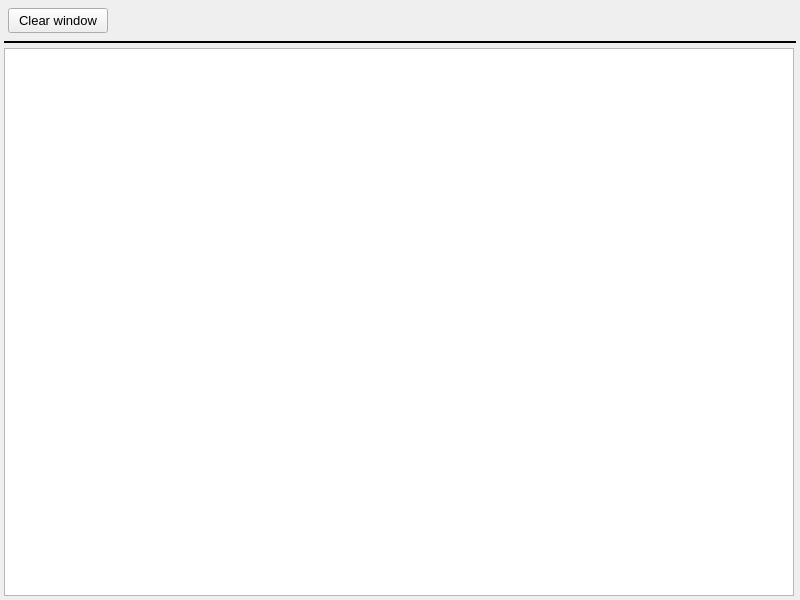
Before: the Qt Designer form mw4/gui/widgets/message.ui in mworion/MountWizzard4, drawn with Qt 5.
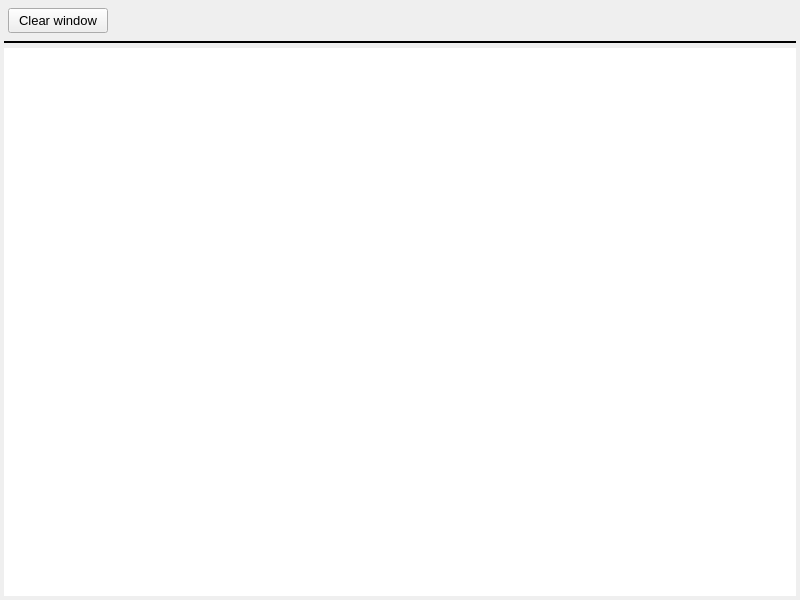
After: the same form once the commit is applied.

```diff
--- a/mw4/gui/widgets/message.ui
+++ b/mw4/gui/widgets/message.ui
@@ -42,13 +42,14 @@
   </property>
   <property name="font">
    <font>
+    <family>Arial</family>
     <pointsize>10</pointsize>
    </font>
   </property>
   <property name="windowTitle">
    <string>Messages</string>
   </property>
-  <layout class="QVBoxLayout" name="verticalLayout" stretch="0,0,1">
+  <layout class="QVBoxLayout" name="verticalLayout" stretch="0,0,0">
    <property name="spacing">
     <number>4</number>
    </property>
@@ -85,7 +86,7 @@
       <widget class="QPushButton" name="clear">
        <property name="minimumSize">
         <size>
-         <width>80</width>
+         <width>100</width>
          <height>25</height>
         </size>
        </property>
@@ -101,7 +102,17 @@
       </widget>
      </item>
      <item>
-      <widget class="QWidget" name="widget" native="true"/>
+      <spacer name="horizontalSpacer">
+       <property name="orientation">
+        <enum>Qt::Horizontal</enum>
+       </property>
+       <property name="sizeHint" stdset="0">
+        <size>
+         <width>40</width>
+         <height>20</height>
+        </size>
+       </property>
+      </spacer>
      </item>
     </layout>
    </item>
@@ -122,80 +133,101 @@
     </widget>
    </item>
    <item>
-    <widget class="QTextBrowser" name="message">
-     <property name="sizePolicy">
-      <sizepolicy hsizetype="Preferred" vsizetype="Preferred">
-       <horstretch>0</horstretch>
-       <verstretch>0</verstretch>
-      </sizepolicy>
-     </property>
-     <property name="minimumSize">
-      <size>
-       <width>790</width>
-       <height>190</height>
-      </size>
-     </property>
-     <property name="maximumSize">
-      <size>
-       <width>790</width>
-       <height>1190</height>
-      </size>
-     </property>
-     <property name="sizeIncrement">
-      <size>
-       <width>10</width>
-       <height>10</height>
-      </size>
-     </property>
-     <property name="baseSize">
-      <size>
-       <width>10</width>
-       <height>10</height>
-      </size>
-     </property>
+    <widget class="QTableWidget" name="messageTable">
      <property name="font">
       <font>
+       <family>Arial</family>
        <pointsize>10</pointsize>
        <bold>false</bold>
       </font>
      </property>
-     <property name="acceptDrops">
-      <bool>false</bool>
-     </property>
      <property name="toolTip">
-      <string>Error Messages from Tool</string>
+      <string>&lt;html&gt;&lt;head/&gt;&lt;body&gt;&lt;p&gt;Messages&lt;/p&gt;&lt;/body&gt;&lt;/html&gt;</string>
      </property>
-     <property name="locale">
-      <locale language="English" country="UnitedStates"/>
+     <property name="frameShape">
+      <enum>QFrame::NoFrame</enum>
      </property>
-     <property name="frameShadow">
-      <enum>QFrame::Plain</enum>
+     <property name="lineWidth">
+      <number>0</number>
      </property>
-     <property name="sizeAdjustPolicy">
-      <enum>QAbstractScrollArea::AdjustToContents</enum>
+     <property name="editTriggers">
+      <set>QAbstractItemView::NoEditTriggers</set>
      </property>
-     <property name="html">
-      <string notr="true">&lt;!DOCTYPE HTML PUBLIC &quot;-//W3C//DTD HTML 4.0//EN&quot; &quot;http://www.w3.org/TR/REC-html40/strict.dtd&quot;&gt;
-&lt;html&gt;&lt;head&gt;&lt;meta name=&quot;qrichtext&quot; content=&quot;1&quot; /&gt;&lt;meta charset=&quot;utf-8&quot; /&gt;&lt;style type=&quot;text/css&quot;&gt;
-p, li { white-space: pre-wrap; }
-&lt;/style&gt;&lt;/head&gt;&lt;body style=&quot; font-family:'Courier New'; font-size:10pt; font-weight:400; font-style:normal;&quot;&gt;
-&lt;p style=&quot;-qt-paragraph-type:empty; margin-top:0px; margin-bottom:0px; margin-left:0px; margin-right:0px; -qt-block-indent:0; text-indent:0px; font-family:'Arial'; font-weight:600;&quot;&gt;&lt;br /&gt;&lt;/p&gt;&lt;/body&gt;&lt;/html&gt;</string>
+     <property name="tabKeyNavigation">
+      <bool>false</bool>
      </property>
-     <property name="acceptRichText">
+     <property name="showDropIndicator" stdset="0">
       <bool>false</bool>
      </property>
-     <property name="textInteractionFlags">
-      <set>Qt::NoTextInteraction</set>
+     <property name="dragDropOverwriteMode">
+      <bool>false</bool>
      </property>
-     <property name="placeholderText">
-      <string notr="true"/>
+     <property name="alternatingRowColors">
+      <bool>false</bool>
      </property>
-     <property name="searchPaths">
-      <stringlist notr="true"/>
+     <property name="selectionMode">
+      <enum>QAbstractItemView::NoSelection</enum>
      </property>
-     <property name="openLinks">
+     <property name="selectionBehavior">
+      <enum>QAbstractItemView::SelectRows</enum>
+     </property>
+     <property name="showGrid">
       <bool>false</bool>
      </property>
+     <property name="gridStyle">
+      <enum>Qt::DotLine</enum>
+     </property>
+     <property name="sortingEnabled">
+      <bool>false</bool>
+     </property>
+     <property name="wordWrap">
+      <bool>true</bool>
+     </property>
+     <property name="cornerButtonEnabled">
+      <bool>false</bool>
+     </property>
+     <property name="columnCount">
+      <number>0</number>
+     </property>
+     <attribute name="horizontalHeaderCascadingSectionResizes">
+      <bool>true</bool>
+     </attribute>
+     <attribute name="horizontalHeaderMinimumSectionSize">
+      <number>5</number>
+     </attribute>
+     <attribute name="horizontalHeaderDefaultSectionSize">
+      <number>80</number>
+     </attribute>
+     <attribute name="horizontalHeaderHighlightSections">
+      <bool>true</bool>
+     </attribute>
+     <attribute name="horizontalHeaderShowSortIndicator" stdset="0">
+      <bool>false</bool>
+     </attribute>
+     <attribute name="horizontalHeaderStretchLastSection">
+      <bool>true</bool>
+     </attribute>
+     <attribute name="verticalHeaderVisible">
+      <bool>false</bool>
+     </attribute>
+     <attribute name="verticalHeaderCascadingSectionResizes">
+      <bool>true</bool>
+     </attribute>
+     <attribute name="verticalHeaderMinimumSectionSize">
+      <number>1</number>
+     </attribute>
+     <attribute name="verticalHeaderDefaultSectionSize">
+      <number>10</number>
+     </attribute>
+     <attribute name="verticalHeaderHighlightSections">
+      <bool>true</bool>
+     </attribute>
+     <attribute name="verticalHeaderShowSortIndicator" stdset="0">
+      <bool>false</bool>
+     </attribute>
+     <attribute name="verticalHeaderStretchLastSection">
+      <bool>false</bool>
+     </attribute>
     </widget>
    </item>
   </layout>
```
